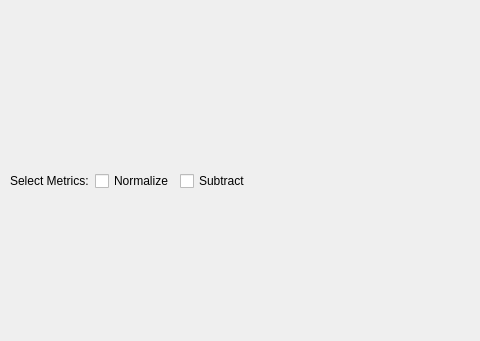
This is uis/MetricViewerPopup.ui in Veldrovive/video-processor as Qt 5 draws it before an edit; both pictures show x 0 to 480 and y 0 to 341 of the 673 by 854 pixel window. The edited form follows.
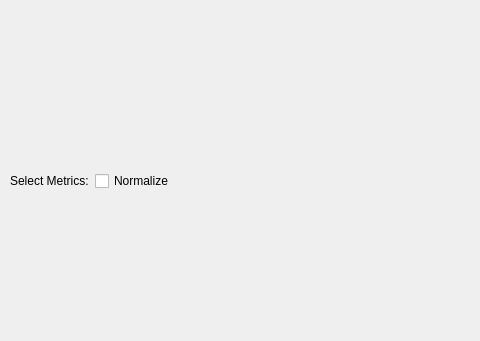
This is the edited form.

Commit message:
Improved Plotting Zoom is now preserved when new metrics are displayed Old lines are now reused in order to reduce computation Rendering is done in a thread in order to reduce hang time Colors no longer change
Bounding box is no longer shown by default

Diff of the .ui file:
```diff
--- a/uis/MetricViewerPopup.ui
+++ b/uis/MetricViewerPopup.ui
@@ -39,13 +39,6 @@
         </property>
        </widget>
       </item>
-      <item>
-       <widget class="QCheckBox" name="subtract_checkbox">
-        <property name="text">
-         <string>Subtract</string>
-        </property>
-       </widget>
-      </item>
       <item>
        <spacer name="horizontalSpacer">
         <property name="orientation">
```
Left out of the diff: 2 changed lines with no effect on the pictures. The commit also changes 2 other files.
